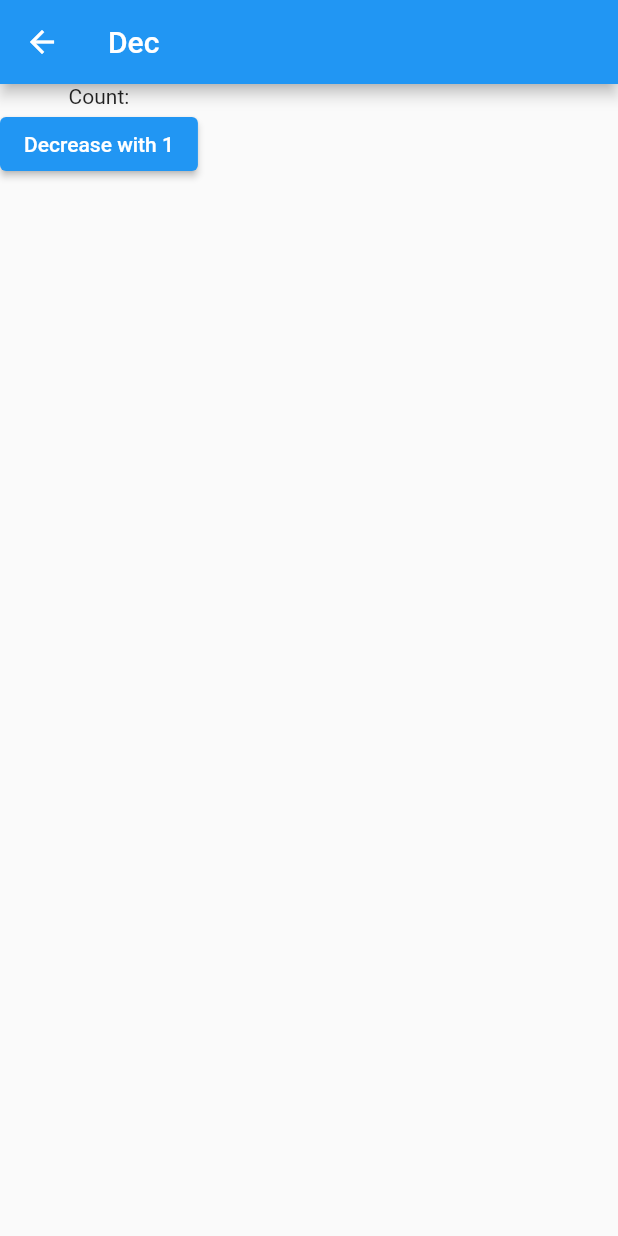
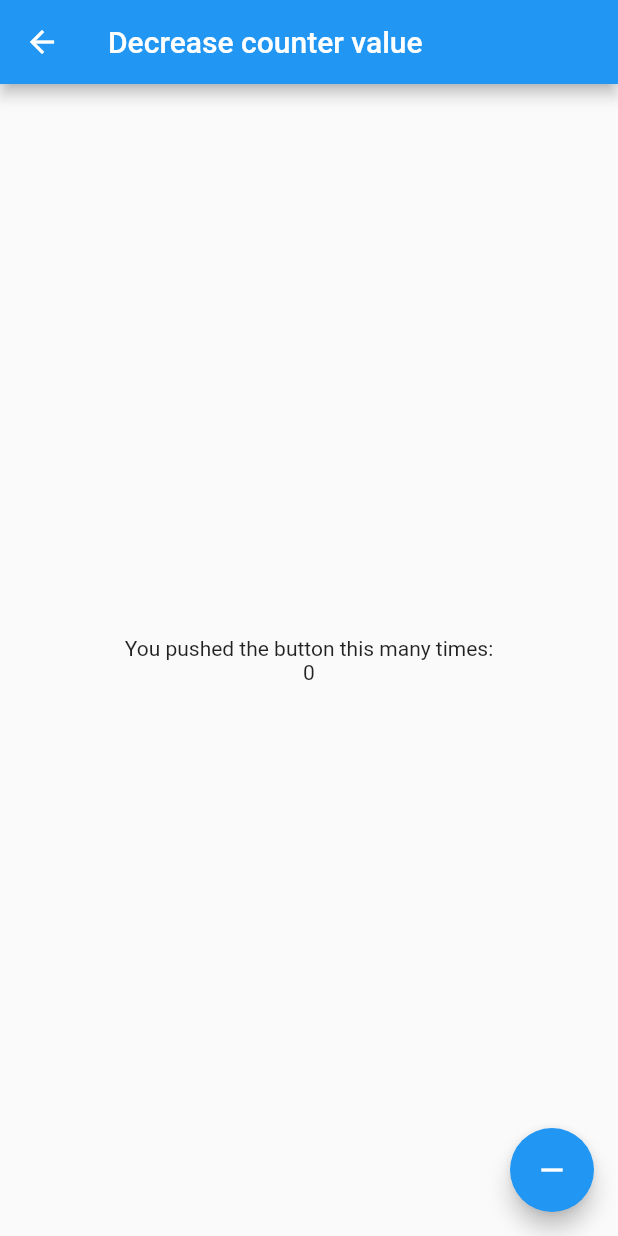
Before and after one commit to agnespapp0729/example, a Flutter app: the MainPage screen opened directly, after a tap on "Decrease counter", on a phone screen of 412 x 824 dp. Run offline on Flutter 3.47's test engine with Material 2 defaults, Android fonts, the phone set to English and light mode, and no system bars; network calls fail.

Commit message:
provider fixed

```diff
--- a/lib/animation/stagger_animation.dart
+++ b/lib/animation/stagger_animation.dart
@@ -1,5 +1,3 @@
-import 'dart:async';
-
 import 'package:flutter/material.dart';
 import 'package:flutter/scheduler.dart' show timeDilation;
 
--- a/lib/animation/stagger_demo.dart
+++ b/lib/animation/stagger_demo.dart
@@ -1,9 +1,10 @@
 import 'package:example/animation/stagger_animation.dart';
-import 'package:flutter/cupertino.dart';
 import 'package:flutter/material.dart';
 import 'package:flutter/scheduler.dart';
 
 class StaggerDemo extends StatefulWidget {
+  const StaggerDemo({super.key});
+
   @override
   _StaggerDemoState createState() => _StaggerDemoState();
 }
--- a/lib/cards_listing/list_page.dart
+++ b/lib/cards_listing/list_page.dart
@@ -27,7 +27,7 @@ class _CardListState extends State<CardList> {
     return Scaffold(
       backgroundColor: Colors.pink[100],
       appBar: AppBar(
-        title: Text("Awesome quotes"),
+        title: const Text("Awesome quotes"),
         backgroundColor: Colors.redAccent,
       ),
       body: Column(
@@ -38,11 +38,11 @@ class _CardListState extends State<CardList> {
           Align(
             alignment: Alignment.bottomLeft,
             child: ElevatedButton.icon(
-              icon: Icon(Icons.arrow_back),
+              icon: const Icon(Icons.arrow_back),
               onPressed: () {
                 Navigator.pop(context);
               },
-              label: Text("Go back"),
+              label: const Text("Go back"),
               style: ButtonStyle(
                 backgroundColor: MaterialStateProperty.all(Colors.red),
               ),
--- a/lib/counter_provider/counter_A.dart
+++ /dev/null
@@ -1,27 +0,0 @@
-import 'package:flutter/material.dart';
-import 'package:flutter/src/widgets/framework.dart';
-import 'package:flutter/src/widgets/placeholder.dart';
-
-class CounterA extends StatefulWidget {
-  const CounterA({super.key});
-
-  @override
-  State<CounterA> createState() => _CounterAState();
-}
-
-class _CounterAState extends State<CounterA> {
-  @override
-  Widget build(BuildContext context) {
-    return Scaffold(
-      appBar: AppBar(
-        title: Text("Dec"),
-      ),
-      body: Column(
-        children: [
-          Text("Count:"),
-          ElevatedButton(onPressed: () {}, child: Text("Decrease with 1")),
-        ],
-      ),
-    );
-  }
-}
--- /dev/null
+++ b/lib/counter_provider/counter_a_page.dart
@@ -0,0 +1,39 @@
+import 'package:example/counter_provider/change_notifier.dart';
+import 'package:flutter/material.dart';
+import 'package:provider/provider.dart';
+
+class CounterA extends StatefulWidget {
+  const CounterA({super.key});
+
+  @override
+  State<CounterA> createState() => _CounterAState();
+}
+
+class _CounterAState extends State<CounterA> {
+  @override
+  Widget build(BuildContext context) {
+    return Scaffold(
+      appBar: AppBar(
+        title: const Text("Decrease counter value"),
+      ),
+      body: Center(
+        child: Column(
+          mainAxisAlignment: MainAxisAlignment.center,
+          children: [
+            const Text("You pushed the button this many times:"),
+            Text('${context.watch<MyCounter>().getCounter()}'),
+          ],
+        ),
+      ),
+      floatingActionButton: FloatingActionButton(
+        onPressed: () async {
+          setState(() {
+            context.read<MyCounter>().decrementCounter();
+          });
+        },
+        tooltip: 'Decrement',
+        child: const Icon(Icons.remove),
+      ),
+    );
+  }
+}
--- a/lib/home_page.dart
+++ b/lib/home_page.dart
@@ -1,5 +1,3 @@
-import 'package:example/counter_provider/counter_A.dart';
-import 'package:example/counter_provider/counter_B.dart';
 import 'package:flutter/material.dart';
 import 'main_page.dart';
 
@@ -16,23 +14,23 @@ class _HomePageState extends State<HomePage> {
     return Scaffold(
       appBar: AppBar(
         backgroundColor: Colors.cyan,
-        title: Text('Go to the main page'),
+        title: const Text('Go to the main page'),
       ),
       body: Center(
         child: Column(
           mainAxisAlignment: MainAxisAlignment.center,
           children: [
             ElevatedButton(
-              child: Text('Go to the main page'),
               onPressed: () {
                 Navigator.push(
                   context,
-                  MaterialPageRoute(builder: (context) => MainPage()),
+                  MaterialPageRoute(builder: (context) => const MainPage()),
                 );
               },
               style: ButtonStyle(
                 backgroundColor: MaterialStateProperty.all(Colors.cyan),
               ),
+              child: const Text('Go to the main page'),
             ),
           ],
         ),
--- a/lib/main.dart
+++ b/lib/main.dart
@@ -1,7 +1,5 @@
 import 'package:example/login/login_state.dart';
-import 'package:example/main_page.dart';
 import 'package:flutter/material.dart';
-import 'home_page.dart';
 
 void main() {
   runApp(const MyApp());
@@ -12,9 +10,9 @@ class MyApp extends StatelessWidget {
 
   @override
   Widget build(BuildContext context) {
-    return MaterialApp(
+    return const MaterialApp(
       title: 'Flutter Project',
-      home: const LoginState(),
+      home: LoginState(),
     );
   }
 }
--- a/lib/main_page.dart
+++ b/lib/main_page.dart
@@ -2,11 +2,10 @@ import 'package:example/animation/stagger_demo.dart';
 import 'package:example/cards_listing/list_page.dart';
 import 'package:example/color_changes/color_changer.dart';
 import 'package:example/counter_provider/change_notifier.dart';
-import 'package:example/counter_provider/counter_A.dart';
-import 'package:example/counter_provider/counter_B.dart';
+import 'package:example/counter_provider/counter_a_page.dart';
+import 'package:example/counter_provider/counter_b_page.dart';
 import 'package:flutter/material.dart';
 import 'package:provider/provider.dart';
-import 'home_page.dart';
 import 'users_listing/list_from_api.dart';
 
 class MainPage extends StatefulWidget {
@@ -17,16 +16,26 @@ class MainPage extends StatefulWidget {
 }
 
 class _MainPageState extends State<MainPage> {
+  late MyCounter myCounterProvider;
+  @override
+  void dispose() {
+    myCounterProvider.dispose();
+    super.dispose();
+  }
+
   @override
   Widget build(BuildContext context) {
+    return ChangeNotifierProvider(
+      create: (context) => MyCounter(),
+      builder: (context, _) {
+        myCounterProvider = Provider.of<MyCounter>(context);
+
         return Scaffold(
           appBar: AppBar(
             backgroundColor: Colors.deepPurple,
             title: const Text('Flutter ListView Navigation I'),
           ),
-      body: Provider<MyCounter>(
-        create: (context) => MyCounter(),
-        child: ListView(
+          body: ListView(
             children: [
               ListTile(
                 title: const Text('Card list'),
@@ -34,7 +43,7 @@ class _MainPageState extends State<MainPage> {
                   Navigator.push(
                     context,
                     MaterialPageRoute(
-                    builder: (context) => CardList(),
+                      builder: (context) => const CardList(),
                     ),
                   );
                 },
@@ -45,7 +54,7 @@ class _MainPageState extends State<MainPage> {
                   Navigator.push(
                     context,
                     MaterialPageRoute(
-                    builder: (context) => UserList(),
+                      builder: (context) => const UserList(),
                     ),
                   );
                 },
@@ -56,7 +65,7 @@ class _MainPageState extends State<MainPage> {
                   Navigator.push(
                     context,
                     MaterialPageRoute(
-                    builder: (context) => StaggerDemo(),
+                      builder: (context) => const StaggerDemo(),
                     ),
                   );
                 },
@@ -67,7 +76,7 @@ class _MainPageState extends State<MainPage> {
                   Navigator.push(
                     context,
                     MaterialPageRoute(
-                    builder: (context) => ColorChanger(),
+                      builder: (context) => const ColorChanger(),
                     ),
                   );
                 },
@@ -78,7 +87,10 @@ class _MainPageState extends State<MainPage> {
                   Navigator.push(
                     context,
                     MaterialPageRoute(
-                    builder: (context) => CounterB(),
+                      builder: (context) => ChangeNotifierProvider.value(
+                        value: myCounterProvider,
+                        builder: (context, child) => const CounterB(),
+                      ),
                     ),
                   );
                 },
@@ -89,14 +101,18 @@ class _MainPageState extends State<MainPage> {
                   Navigator.push(
                     context,
                     MaterialPageRoute(
-                    builder: (context) => CounterA(),
+                      builder: (context) => ChangeNotifierProvider.value(
+                        value: myCounterProvider,
+                        builder: (context, child) => const CounterA(),
+                      ),
                     ),
                   );
                 },
               ),
             ],
           ),
-      ),
+        );
+      },
     );
   }
 }
--- a/lib/model/users.dart
+++ b/lib/model/users.dart
@@ -1,5 +1,3 @@
-import 'package:flutter/material.dart';
-
 class GetUserFromJson {
   int id;
   String name;
```
Also changed, not shown: lib/cards_listing/card_factory.dart (+4 -4 lines), lib/color_changes/color_changer.dart (+3 -5 lines), lib/counter_provider/counter_b_page.dart (renamed from lib/counter_provider/counter_B.dart, +7 -8 lines), lib/login/login_state.dart (+6 -7 lines), lib/users_listing/list_from_api.dart (+6 -4 lines). Lines whose indentation alone changed are shown as unchanged.
